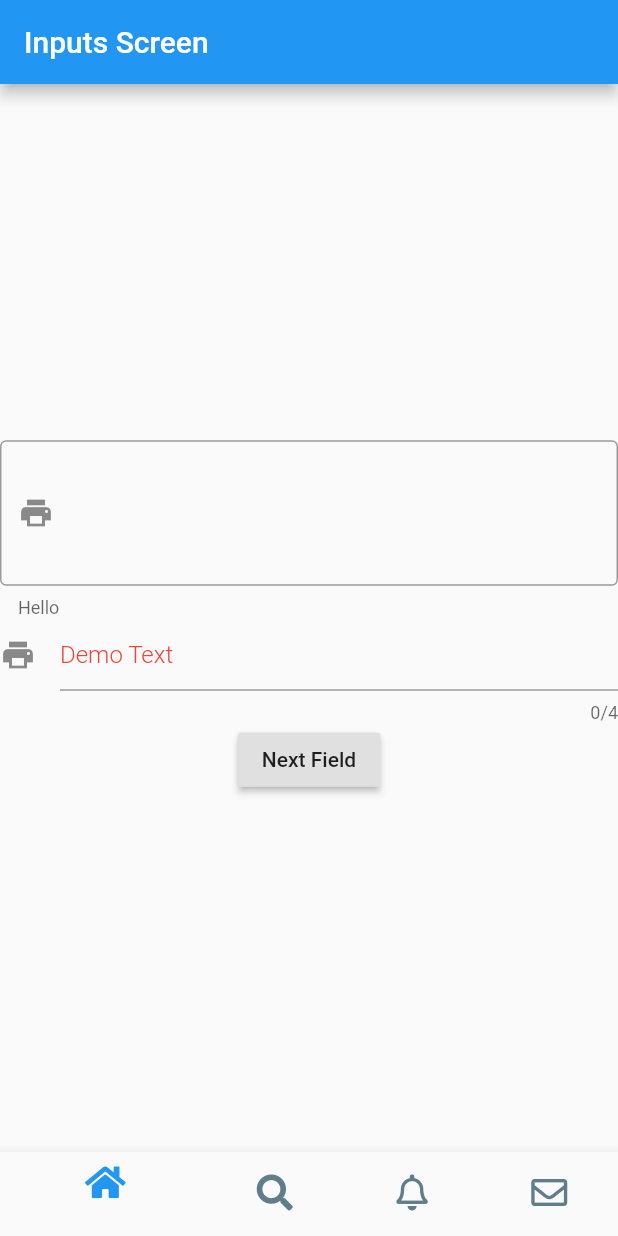
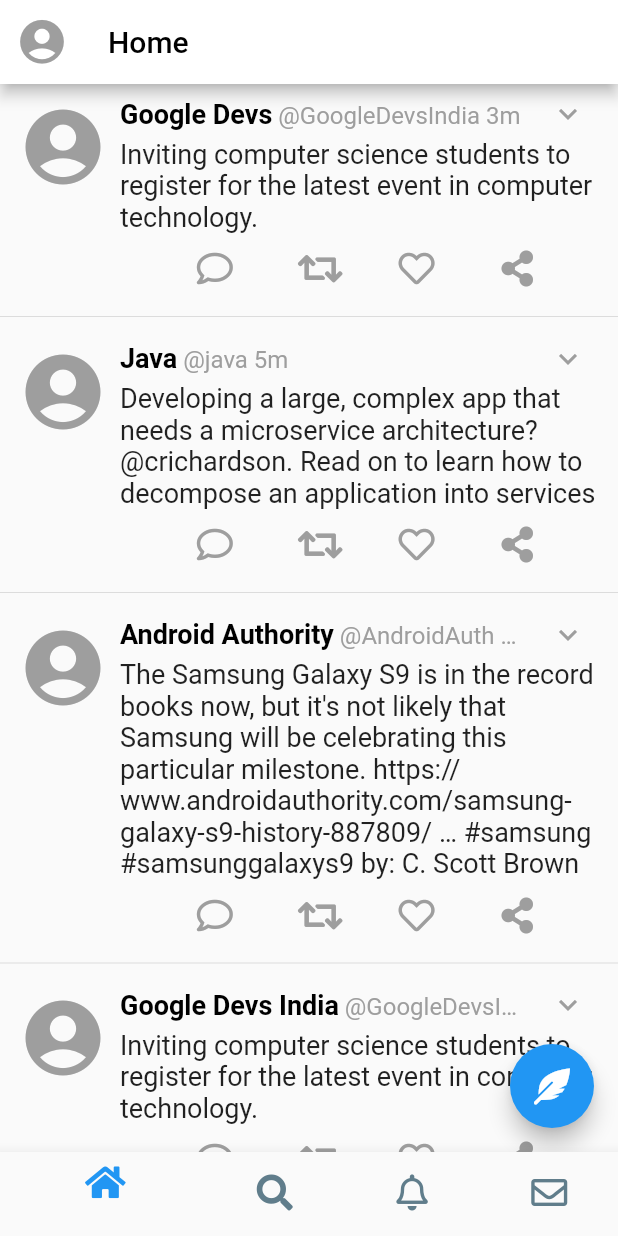
Before and after one commit to cocadev/flutter_university, a Flutter app: the MyHomePage screen opened directly, on a phone screen of 412 x 824 dp. Run offline on Flutter 3.47's test engine with Material 2 defaults, Android fonts, the light colour scheme and no system bars; our stand-ins replace font_awesome_flutter.

Commit message:
add twitter view

```diff
--- /dev/null
+++ b/lib/twitter/TweetHelper.dart
@@ -0,0 +1,16 @@
+import 'TweetItemModel.dart';
+
+class TweetHelper {
+
+  static var tweets = [
+    TweetItemModel("Inviting computer science students to register for the latest event in computer technology.", "Google Devs", "3m", "@GoogleDevsIndia"),
+    TweetItemModel("Developing a large, complex app that needs a microservice architecture? @crichardson. Read on to learn how to  decompose an application into services ", "Java", "5m", "@java"),
+    TweetItemModel("The Samsung Galaxy S9 is in the record books now, but it's not likely that Samsung will be celebrating this particular milestone. https://www.androidauthority.com/samsung-galaxy-s9-history-887809/ … #samsung #samsunggalaxys9 by: C. Scott Brown", "Android Authority", "30m", "@AndroidAuth"),
+    TweetItemModel("Inviting computer science students to register for the latest event in computer technology.", "Google Devs India", "3m", "@GoogleDevsIndia"),
+  ];
+
+  static TweetItemModel getTweet(int position) {
+    return tweets[position];
+  }
+
+}
--- /dev/null
+++ b/lib/twitter/TweetItemModel.dart
@@ -0,0 +1,10 @@
+class TweetItemModel {
+
+  String tweet;
+  String username;
+  String time;
+  String twitterHandle;
+
+  TweetItemModel(this.tweet, this.username, this.time, this.twitterHandle);
+
+}
--- a/lib/twitter/main.dart
+++ b/lib/twitter/main.dart
@@ -1,15 +1,11 @@
 import 'package:flutter/material.dart';
 import 'package:font_awesome_flutter/font_awesome_flutter.dart';
 
-//import 'messages_page.dart';
-//import 'notification_page.dart';
-//import 'search_page.dart';
-//import 'user_feed_page.dart';
+import 'messages_page.dart';
+import 'notification_page.dart';
+import 'search_page.dart';
+import 'user_feed_page.dart';
 
-import '../image.dart';
-import '../timer.dart';
-import '../guide.dart';
-import '../inputs.dart';
 
 class TwitterApp extends StatelessWidget {
   // This widget is the root of your application.
@@ -37,15 +33,10 @@
   var selectedPageIndex = 0;
 
   var pages = [
-      Inputs(),
-      MyTimerApp(),
-      Guide(),
-      ImageScreen()
-
-//    UserFeedPage(),
-//    SearchPage(),
-//    NotificationPage(),
-//    MessagesPage(),
+    UserFeedPage(),
+    SearchPage(),
+    NotificationPage(),
+    MessagesPage(),
   ];
 
   @override
--- /dev/null
+++ b/lib/twitter/user_feed_page.dart
@@ -0,0 +1,100 @@
+import 'package:flutter/material.dart';
+import 'package:font_awesome_flutter/font_awesome_flutter.dart';
+import 'TweetHelper.dart';
+import 'TweetItemModel.dart';
+
+class UserFeedPage extends StatefulWidget {
+  @override
+  _UserFeedPageState createState() => _UserFeedPageState();
+}
+
+class _UserFeedPageState extends State<UserFeedPage> {
+  @override
+  Widget build(BuildContext context) {
+    return Scaffold(
+      appBar: AppBar(
+        backgroundColor: Colors.white,
+        title: Text("Home", style: TextStyle(color: Colors.black),),
+        leading: Icon(Icons.account_circle, color: Colors.grey, size: 35.0,),
+      ),
+      body: ListView.builder(
+        itemCount: 4,
+        itemBuilder: (context, position) {
+
+          TweetItemModel tweet = TweetHelper.getTweet(position);
+
+          return Column(
+            children: <Widget>[
+              Padding(
+                padding: const EdgeInsets.all(4.0),
+                child: Row(
+                  crossAxisAlignment: CrossAxisAlignment.start,
+                  children: <Widget>[
+                    Padding(
+                      padding: const EdgeInsets.all(8.0),
+                      child: Icon(Icons.account_circle, size: 60.0, color: Colors.grey,),
+                    ),
+                    Expanded(
+                      child: Column(
+                        mainAxisAlignment: MainAxisAlignment.start,
+                        children: <Widget>[
+                          Padding(
+                            padding: const EdgeInsets.only(top: 4.0),
+                            child: Row(
+                              mainAxisAlignment: MainAxisAlignment.spaceBetween,
+                              children: <Widget>[
+                                Expanded(
+                                  child: Container(child: RichText(
+                                    text: TextSpan(
+                                        children: [
+                                          TextSpan(text:tweet.username, style: TextStyle(fontWeight: FontWeight.w600, fontSize: 18.0, color: Colors.black),),
+                                          TextSpan(text:" " + tweet.twitterHandle,style: TextStyle(fontSize: 16.0, color: Colors.grey)),
+                                          TextSpan(text:" ${tweet.time}",style: TextStyle(fontSize: 16.0, color: Colors.grey))
+                                        ]
+                                    ),overflow: TextOverflow.ellipsis,
+                                  )),flex: 5,
+                                ),
+                                Expanded(
+                                  child: Padding(
+                                    padding: const EdgeInsets.only(right: 4.0),
+                                    child: Icon(Icons.expand_more, color: Colors.grey,),
+                                  ),flex: 1,
+                                ),
+                              ],
+                            ),
+                          ),
+                          Padding(
+                            padding: const EdgeInsets.symmetric(vertical: 4.0),
+                            child: Text(tweet.tweet, style: TextStyle(fontSize: 18.0),),
+                          ),
+                          Padding(
+                            padding: const EdgeInsets.all(8.0),
+                            child: Row(
+                              mainAxisAlignment: MainAxisAlignment.spaceEvenly,
+                              children: <Widget>[
+                                Icon(FontAwesomeIcons.comment, color: Colors.grey,),
+                                Icon(FontAwesomeIcons.retweet, color: Colors.grey,),
+                                Icon(FontAwesomeIcons.heart, color: Colors.grey,),
+                                Icon(FontAwesomeIcons.shareAlt, color: Colors.grey,),
+                              ],
+                            ),
+                          )
+                        ],
+                      ),
+                    )
+                  ],
+                ),
+              ),
+              Divider(),
+            ],
+          );
+        },
+      ),
+      floatingActionButton: FloatingActionButton(
+        onPressed: () {
+        },
+        child: Icon(FontAwesomeIcons.featherAlt),
+      ),
+    );
+  }
+}
```
Also changed, not shown: lib/twitter/messages_page.dart (added, +31 -0 lines), lib/twitter/notification_page.dart (added, +31 -0 lines), lib/twitter/search_page.dart (added, +30 -0 lines).
